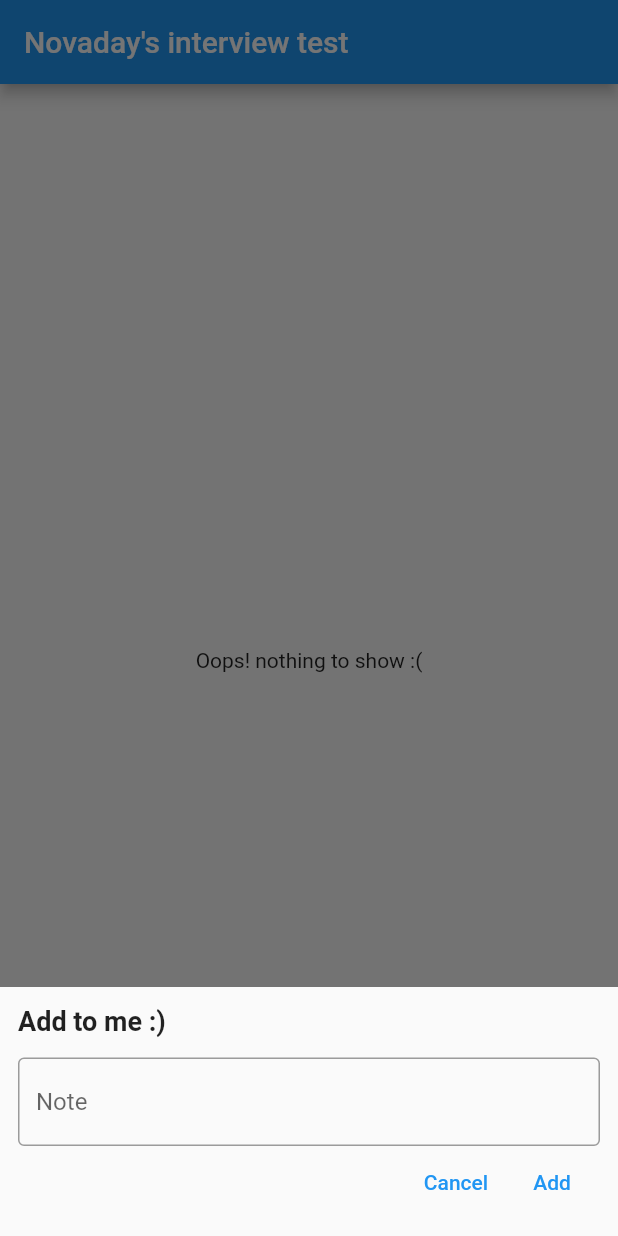
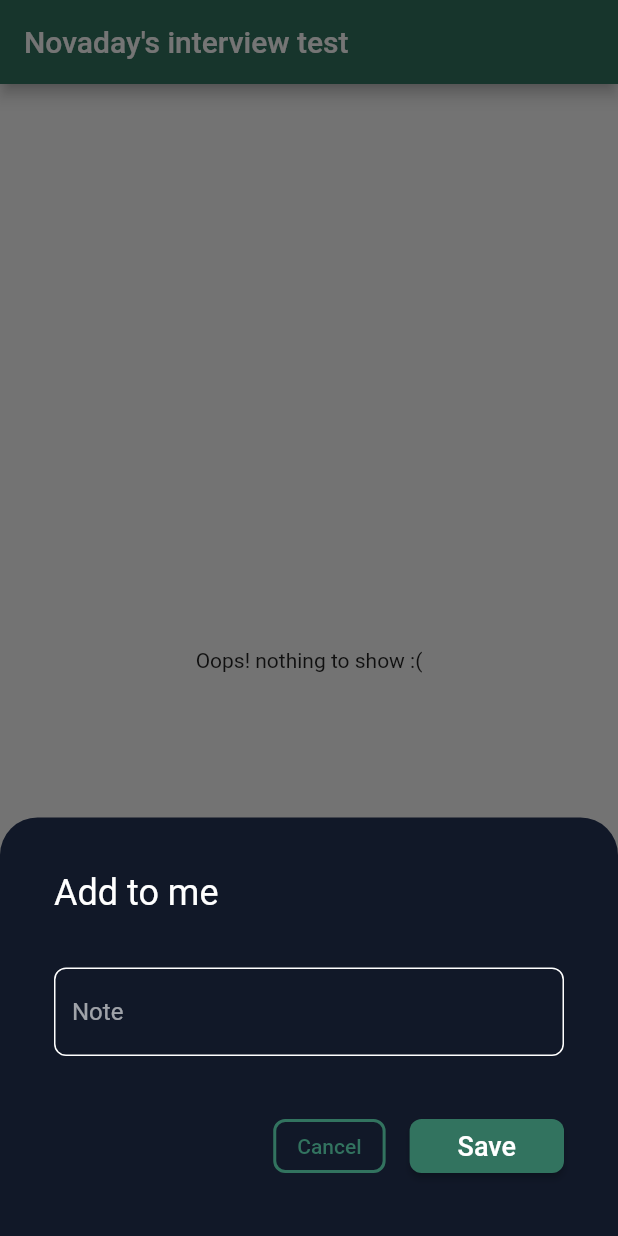
Before and after one commit to parisa7103/flutter-interview-test, a Flutter app: the screen it shows after launch, after a tap on the "add" icon, on a phone screen of 412 x 824 dp. Run offline on Flutter 3.47's test engine with Material 2 defaults, Android fonts, the phone set to English and light mode, and no system bars; our stand-ins replace flutter_bloc.

Commit message:
1. The UI challenge is done except the FAB challenge. 2. Remove todo (swipe to remove) is done. 3. Edit todo (in-place) is done. 4. Reorderable todo list by long pressing is done.

```diff
--- a/lib/bloc/todo/todo_cubit.dart
+++ b/lib/bloc/todo/todo_cubit.dart
@@ -10,4 +10,9 @@ class TodoCubit extends Cubit<TodoState> {
     todos.add(todoText);
     emit(ListModifiedState());
   }
+
+  void editTodo(String newText, int position) {
+    todos[position] = newText;
+    emit(ListModifiedState());
+  }
 }
--- a/lib/main.dart
+++ b/lib/main.dart
@@ -2,6 +2,7 @@ import 'package:flutter/material.dart';
 import 'package:flutter_bloc/flutter_bloc.dart';
 import 'package:flutter_interview_test/bloc/todo/todo_cubit.dart';
 import 'package:flutter_interview_test/presentation/screens/ToDo/todo.dart';
+import 'package:flutter_interview_test/presentation/utils/color.dart';
 
 void main() {
   runApp(const MyApp());
@@ -15,7 +16,9 @@ class MyApp extends StatelessWidget {
   Widget build(BuildContext context) {
     return MaterialApp(
       title: 'Flutter Demo',
-      theme: ThemeData(primarySwatch: Colors.blue),
+      theme: ThemeData(primarySwatch: primaryColor,  unselectedWidgetColor: Colors.grey, // <-- your color
+      ),
+
       home: BlocProvider(
         create: (context) => TodoCubit(),
         child: Todo(),
--- a/lib/presentation/dialogs/todo/add_todo_dialog.dart
+++ b/lib/presentation/dialogs/todo/add_todo_dialog.dart
@@ -1,49 +1,83 @@
 import 'package:flutter/material.dart';
+import 'package:flutter_interview_test/presentation/utils/color.dart';
+
+final controller = TextEditingController();
 
 class AddTodoDialog extends StatelessWidget {
   AddTodoDialog({Key? key}) : super(key: key);
-  final controller = TextEditingController();
 
   @override
   Widget build(BuildContext context) {
-    return SafeArea(
-      child: Padding(
-        padding: const EdgeInsets.all(12.0),
+    return Padding(
+      padding: const EdgeInsets.all(36.0),
       child: Column(
         mainAxisSize: MainAxisSize.min,
         crossAxisAlignment: CrossAxisAlignment.start,
-          children: [
+        children: <Widget>[
           const Text(
-              "Add to me :)",
-              style: TextStyle(fontSize: 18, fontWeight: FontWeight.bold),
+            "Add to me",
+            style: TextStyle(
+                color: Colors.white,
+                fontSize: 24,
+                fontWeight: FontWeight.normal),
           ),
           const SizedBox(
-              height: 14,
+            height: 36.0,
           ),
           TextField(
+            style: TextStyle(color: Colors.white),
             controller: controller,
-              decoration: const InputDecoration(
-                  border: OutlineInputBorder(), hintText: "Note"),
+            decoration: InputDecoration(
+                enabledBorder: OutlineInputBorder(
+                  borderRadius: BorderRadius.circular(8.0),
+                  borderSide: BorderSide(color: Colors.white),
+                ),
+                focusedBorder: OutlineInputBorder(
+                  borderRadius: BorderRadius.circular(8.0),
+                  borderSide: BorderSide(color: primaryColor),
+                ),
+                hintText: "Note",
+                hintStyle: TextStyle(color: Colors.white60)),
+          ),
+          SizedBox(
+            height: 36.0,
           ),
           Row(
             mainAxisAlignment: MainAxisAlignment.end,
             children: [
-                TextButton(
+              OutlinedButton(
+                  style: OutlinedButton.styleFrom(
+                    side: BorderSide(width: 2.0, color: primaryColor),
+                    shape: RoundedRectangleBorder(
+                      borderRadius: BorderRadius.circular(8.0),
+                    ),
+                  ),
                   onPressed: () {
                     print("controller value is ${controller.text}");
                     Navigator.pop(context);
                   },
                   child: const Text("Cancel")),
-                TextButton(
+              SizedBox(
+                width: 16.0,
+              ),
+              ElevatedButton(
+                  style: ElevatedButton.styleFrom(
+                      shape: RoundedRectangleBorder(
+                          borderRadius: BorderRadius.circular(8.0))),
                   onPressed: () {
                     Navigator.pop(context, controller.text);
                   },
-                    child: const Text("Add"))
+                  child: Padding(
+                    padding: const EdgeInsets.symmetric(horizontal: 16.0),
+                    child: const Text(
+                      "Save",
+                      style: TextStyle(fontSize: 18),
+                    ),
+                  ))
             ],
           )
         ],
       ),
-      ),
     );
   }
 }
--- a/lib/presentation/screens/ToDo/todo.dart
+++ b/lib/presentation/screens/ToDo/todo.dart
@@ -1,14 +1,21 @@
+import 'dart:ui';
+
 import 'package:flutter/material.dart';
 import 'package:flutter_interview_test/bloc/todo/todo_cubit.dart';
 import 'package:flutter_bloc/flutter_bloc.dart';
 import 'package:flutter_interview_test/bloc/todo/todo_state.dart';
-import 'package:flutter_interview_test/domain/validators/todo_validator.dart';
 import 'package:flutter_interview_test/presentation/dialogs/todo/add_todo_dialog.dart';
+import 'package:flutter_interview_test/presentation/utils/color.dart';
 import 'package:flutter_interview_test/presentation/widgets/todo/todo_item.dart';
 
-class Todo extends StatelessWidget {
+class Todo extends StatefulWidget {
   Todo({Key? key}) : super(key: key);
 
+  @override
+  _TodoState createState() => _TodoState();
+}
+
+class _TodoState extends State<Todo> {
   late TodoCubit todoCubit;
 
   @override
@@ -24,11 +31,42 @@ class Todo extends StatelessWidget {
       ),
       body: BlocBuilder<TodoCubit, TodoState>(
         builder: (context, state) {
+          List<Widget> widgetList = [];
+          for (int index = 0; index < todoCubit.todos.length; index++) {
+            widgetList.add(Dismissible(
+              direction: DismissDirection.endToStart,
+              key: Key(todoCubit.todos[index]),
+              onDismissed: (direction) {
+                setState(() {
+                  todoCubit.todos.removeAt(index);
+                });
+                ScaffoldMessenger.of(context).showSnackBar(SnackBar(
+                    content: Text("${todoCubit.todos[index]} dismissed")));
+              },
+              background: Container(
+                  color: primaryColor[100],
+                  child: Center(
+                    child: Text(
+                      "Delete",
+                      style: TextStyle(color: Colors.redAccent, fontSize: 18),
+                    ),
+                  )),
+              child: TodoItem(title: todoCubit.todos[index],index: index,todoCubit: todoCubit
+                ,),
+            ));
+          }
           if (state is ListModifiedState) {
-            return ListView.builder(
-              itemCount: todoCubit.todos.length,
-              itemBuilder: (context, index) =>
-                  TodoItem(title: todoCubit.todos[index]),
+            return ReorderableListView(
+              onReorder: (int oldIndex, int newIndex) {
+                setState(() {
+                  if (oldIndex < newIndex) {
+                    newIndex -= 1;
+                  }
+                  final String item = todoCubit.todos.removeAt(oldIndex);
+                  todoCubit.todos.insert(newIndex, item);
+                });
+              },
+              children: widgetList,
             );
           }
           return const Center(child: Text("Oops! nothing to show :("));
@@ -41,9 +79,14 @@ class Todo extends StatelessWidget {
     showModalBottomSheet(
       context: context,
       isDismissible: true,
+      isScrollControlled:true,
+      shape: RoundedRectangleBorder(
+          borderRadius: BorderRadius.vertical(top: Radius.circular(25.0))),
+      backgroundColor: primaryDarkColor,
       builder: (context) => AddTodoDialog(),
     ).then((todoText) {
-      if (todoText != null) {
+      print("TODO: ${todoText.toString()}");
+      if (todoText.toString().isNotEmpty) {
         todoCubit.addTodo(todoText);
       }
     });
--- /dev/null
+++ b/lib/presentation/utils/color.dart
@@ -0,0 +1,31 @@
+import 'dart:ui';
+
+import 'package:flutter/material.dart';
+
+
+const MaterialColor primaryDarkColor = MaterialColor(_primaryDarkColor, <int, Color>{
+  50: Color(0xFFE2E3E5),
+  100: Color(0xFFB8BABF),
+  200: Color(0xFF888C94),
+  300: Color(0xFF585D69),
+  400: Color(0xFF353B48),
+  500: Color(_primaryDarkColor),
+  600: Color(0xFF0F1524),
+  700: Color(0xFF0C111E),
+  800: Color(0xFF0A0E18),
+  900: Color(0xFF05080F),
+});
+ const int _primaryDarkColor = 0xFF111828;
+ const MaterialColor primaryColor = MaterialColor(_primaryColorPrimaryValue, <int, Color>{
+  50: Color(0xFFE6EEEC),
+  100: Color(0xFFC2D5CF),
+  200: Color(0xFF99B9AF),
+  300: Color(0xFF709D8F),
+  400: Color(0xFF518877),
+  500: Color(_primaryColorPrimaryValue),
+  600: Color(0xFF2D6B57),
+  700: Color(0xFF26604D),
+  800: Color(0xFF1F5643),
+  900: Color(0xFF134332),
+});
+ const int _primaryColorPrimaryValue = 0xFF32735F;
```
Also changed, not shown: lib/presentation/widgets/todo/todo_item.dart (+84 -5 lines), pubspec.lock, 5 other files. Lines whose indentation alone changed are shown as unchanged.
